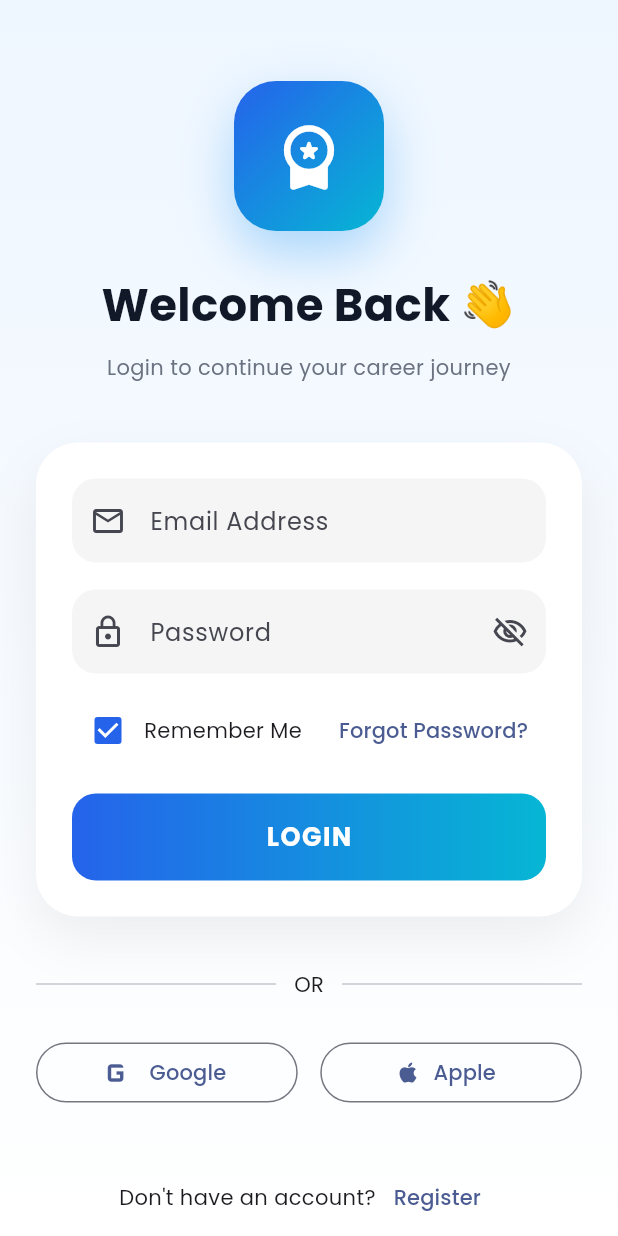
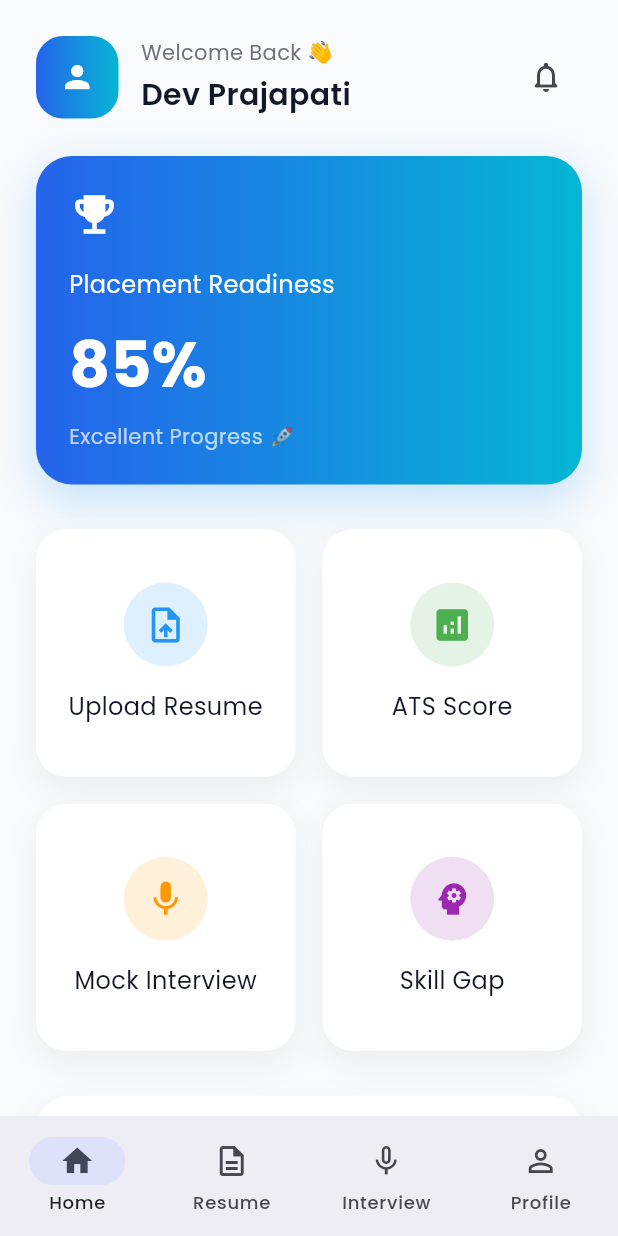
Before and after one commit to dev300036/careerboost-app, a Flutter app: the screen it shows after launch, on a phone screen of 412 x 824 dp. Run offline on Flutter 3.47's test engine with Material 3 defaults, Android fonts, the phone set to English and light mode, and no system bars; our stand-ins replace flutter_screenutil, google_fonts.

Commit message:
Sprint 2 completed - Home Dashboard UI

```diff
--- a/lib/app/app.dart
+++ b/lib/app/app.dart
@@ -2,6 +2,8 @@ import 'package:flutter/material.dart';
 
 import 'routes/app_routes.dart';
 import 'theme/app_theme.dart';
+
+import '../features/home/presentation/pages/home_screen.dart';
 
 class CareerBoostApp extends StatelessWidget {
   const CareerBoostApp({super.key});
@@ -12,7 +14,7 @@ class CareerBoostApp extends StatelessWidget {
       title: 'CareerBoost',
       debugShowCheckedModeBanner: false,
       theme: AppTheme.lightTheme,
-      home: const SplashScreen(),
+      home: const HomeScreen(),
     );
   }
 }
--- /dev/null
+++ b/lib/features/home/presentation/pages/home_screen.dart
@@ -0,0 +1,83 @@
+import 'package:flutter/material.dart';
+
+import '../widgets/custom_bottom_nav.dart';
+import '../widgets/home_header.dart';
+import '../widgets/quick_action_card.dart';
+import '../widgets/readiness_card.dart';
+import '../widgets/recent_activity.dart';
+
+class HomeScreen extends StatelessWidget {
+  const HomeScreen({super.key});
+
+  @override
+  Widget build(BuildContext context) {
+    return Scaffold(
+      bottomNavigationBar: const CustomBottomNav(),
+
+      body: SafeArea(
+        child: SingleChildScrollView(
+          padding: const EdgeInsets.all(24),
+
+          child: Column(
+            children: [
+
+              const HomeHeader(),
+
+              const SizedBox(height: 25),
+
+              const ReadinessCard(),
+
+              const SizedBox(height: 30),
+
+              GridView.count(
+                shrinkWrap: true,
+                physics: const NeverScrollableScrollPhysics(),
+                crossAxisCount: 2,
+                crossAxisSpacing: 18,
+                mainAxisSpacing: 18,
+                childAspectRatio: 1.05,
+
+                children: [
+
+                  QuickActionCard(
+                    icon: Icons.upload_file,
+                    title: "Upload Resume",
+                    color: Colors.blue,
+                    onTap: () {},
+                  ),
+
+                  QuickActionCard(
+                    icon: Icons.analytics,
+                    title: "ATS Score",
+                    color: Colors.green,
+                    onTap: () {},
+                  ),
+
+                  QuickActionCard(
+                    icon: Icons.mic,
+                    title: "Mock Interview",
+                    color: Colors.orange,
+                    onTap: () {},
+                  ),
+
+                  QuickActionCard(
+                    icon: Icons.psychology,
+                    title: "Skill Gap",
+                    color: Colors.purple,
+                    onTap: () {},
+                  ),
+                ],
+              ),
+
+              const SizedBox(height: 30),
+
+              const RecentActivity(),
+
+              const SizedBox(height: 30),
+            ],
+          ),
+        ),
+      ),
+    );
+  }
+}
--- /dev/null
+++ b/lib/features/home/presentation/widgets/custom_bottom_nav.dart
@@ -0,0 +1,34 @@
+import 'package:flutter/material.dart';
+
+class CustomBottomNav extends StatelessWidget {
+  const CustomBottomNav({super.key});
+
+  @override
+  Widget build(BuildContext context) {
+    return NavigationBar(
+      selectedIndex: 0,
+      destinations: const [
+        NavigationDestination(
+          icon: Icon(Icons.home_outlined),
+          selectedIcon: Icon(Icons.home),
+          label: "Home",
+        ),
+        NavigationDestination(
+          icon: Icon(Icons.description_outlined),
+          selectedIcon: Icon(Icons.description),
+          label: "Resume",
+        ),
+        NavigationDestination(
+          icon: Icon(Icons.mic_none),
+          selectedIcon: Icon(Icons.mic),
+          label: "Interview",
+        ),
+        NavigationDestination(
+          icon: Icon(Icons.person_outline),
+          selectedIcon: Icon(Icons.person),
+          label: "Profile",
+        ),
+      ],
+    );
+  }
+}
--- /dev/null
+++ b/lib/features/home/presentation/widgets/home_header.dart
@@ -0,0 +1,57 @@
+import 'package:flutter/material.dart';
+
+import '../../../../app/theme/app_colors.dart';
+import '../../../../app/theme/app_text_styles.dart';
+
+class HomeHeader extends StatelessWidget {
+  const HomeHeader({super.key});
+
+  @override
+  Widget build(BuildContext context) {
+    return Row(
+      children: [
+        Container(
+          height: 55,
+          width: 55,
+          decoration: BoxDecoration(
+            gradient: const LinearGradient(
+              colors: [
+                Color(0xff2563EB),
+                Color(0xff06B6D4),
+              ],
+            ),
+            borderRadius: BorderRadius.circular(18),
+          ),
+          child: const Icon(
+            Icons.person,
+            color: Colors.white,
+          ),
+        ),
+
+        const SizedBox(width: 15),
+
+        Expanded(
+          child: Column(
+            crossAxisAlignment: CrossAxisAlignment.start,
+            children: [
+              Text(
+                "Welcome Back 👋",
+                style: AppTextStyles.bodySmall,
+              ),
+              const SizedBox(height: 4),
+              Text(
+                "Dev Prajapati",
+                style: AppTextStyles.heading3,
+              ),
+            ],
+          ),
+        ),
+
+        IconButton(
+          onPressed: () {},
+          icon: const Icon(Icons.notifications_none_rounded),
+        ),
+      ],
+    );
+  }
+}
--- /dev/null
+++ b/lib/features/home/presentation/widgets/quick_action_card.dart
@@ -0,0 +1,60 @@
+import 'package:flutter/material.dart';
+
+import '../../../../app/theme/app_text_styles.dart';
+
+class QuickActionCard extends StatelessWidget {
+  final IconData icon;
+  final String title;
+  final Color color;
+  final VoidCallback onTap;
+
+  const QuickActionCard({
+    super.key,
+    required this.icon,
+    required this.title,
+    required this.color,
+    required this.onTap,
+  });
+
+  @override
+  Widget build(BuildContext context) {
+    return InkWell(
+      borderRadius: BorderRadius.circular(20),
+      onTap: onTap,
+      child: Container(
+        padding: const EdgeInsets.all(18),
+        decoration: BoxDecoration(
+          color: Colors.white,
+          borderRadius: BorderRadius.circular(20),
+          boxShadow: [
+            BoxShadow(
+              color: Colors.black.withValues(alpha: 0.05),
+              blurRadius: 18,
+              offset: const Offset(0, 8),
+            ),
+          ],
+        ),
+        child: Column(
+          mainAxisAlignment: MainAxisAlignment.center,
+          children: [
+            CircleAvatar(
+              radius: 28,
+              backgroundColor: color.withValues(alpha: 0.15),
+              child: Icon(
+                icon,
+                color: color,
+                size: 28,
+              ),
+            ),
+            const SizedBox(height: 15),
+            Text(
+              title,
+              textAlign: TextAlign.center,
+              style: AppTextStyles.body,
+            ),
+          ],
+        ),
+      ),
+    );
+  }
+}
--- /dev/null
+++ b/lib/features/home/presentation/widgets/readiness_card.dart
@@ -0,0 +1,69 @@
+import 'package:flutter/material.dart';
+
+import '../../../../app/theme/app_text_styles.dart';
+
+class ReadinessCard extends StatelessWidget {
+  const ReadinessCard({super.key});
+
+  @override
+  Widget build(BuildContext context) {
+    return Container(
+      width: double.infinity,
+      padding: const EdgeInsets.all(22),
+      decoration: BoxDecoration(
+        gradient: const LinearGradient(
+          colors: [
+            Color(0xff2563EB),
+            Color(0xff06B6D4),
+          ],
+        ),
+        borderRadius: BorderRadius.circular(24),
+        boxShadow: [
+          BoxShadow(
+            color: Colors.blue.withValues(alpha: 0.25),
+            blurRadius: 25,
+            offset: const Offset(0, 10),
+          ),
+        ],
+      ),
+      child: Column(
+        crossAxisAlignment: CrossAxisAlignment.start,
+        children: [
+          const Icon(
+            Icons.emoji_events,
+            color: Colors.white,
+            size: 34,
+          ),
+
+          const SizedBox(height: 18),
+
+          Text(
+            "Placement Readiness",
+            style: AppTextStyles.body.copyWith(
+              color: Colors.white,
+            ),
+          ),
+
+          const SizedBox(height: 12),
+
+          Text(
+            "85%",
+            style: AppTextStyles.heading1.copyWith(
+              color: Colors.white,
+              fontSize: 42,
+            ),
+          ),
+
+          const SizedBox(height: 8),
+
+          Text(
+            "Excellent Progress 🚀",
+            style: AppTextStyles.bodySmall.copyWith(
+              color: Colors.white70,
+            ),
+          ),
+        ],
+      ),
+    );
+  }
+}
--- /dev/null
+++ b/lib/features/home/presentation/widgets/recent_activity.dart
@@ -0,0 +1,57 @@
+import 'package:flutter/material.dart';
+
+import '../../../../app/theme/app_text_styles.dart';
+
+class RecentActivity extends StatelessWidget {
+  const RecentActivity({super.key});
+
+  @override
+  Widget build(BuildContext context) {
+    return Container(
+      width: double.infinity,
+      padding: const EdgeInsets.all(22),
+      decoration: BoxDecoration(
+        color: Colors.white,
+        borderRadius: BorderRadius.circular(22),
+        boxShadow: [
+          BoxShadow(
+            color: Colors.black.withValues(alpha: 0.05),
+            blurRadius: 18,
+            offset: const Offset(0, 8),
+          ),
+        ],
+      ),
+      child: Column(
+        crossAxisAlignment: CrossAxisAlignment.start,
+        children: [
+          Text(
+            "Recent Activity",
+            style: AppTextStyles.heading3,
+          ),
+
+          const SizedBox(height: 18),
+
+          const ListTile(
+            contentPadding: EdgeInsets.zero,
+            leading: CircleAvatar(
+              child: Icon(Icons.description),
+            ),
+            title: Text("Resume Uploaded"),
+            subtitle: Text("2 minutes ago"),
+          ),
+
+          const Divider(),
+
+          const ListTile(
+            contentPadding: EdgeInsets.zero,
+            leading: CircleAvatar(
+              child: Icon(Icons.analytics),
+            ),
+            title: Text("ATS Score Generated"),
+            subtitle: Text("Yesterday"),
+          ),
+        ],
+      ),
+    );
+  }
+}
```
